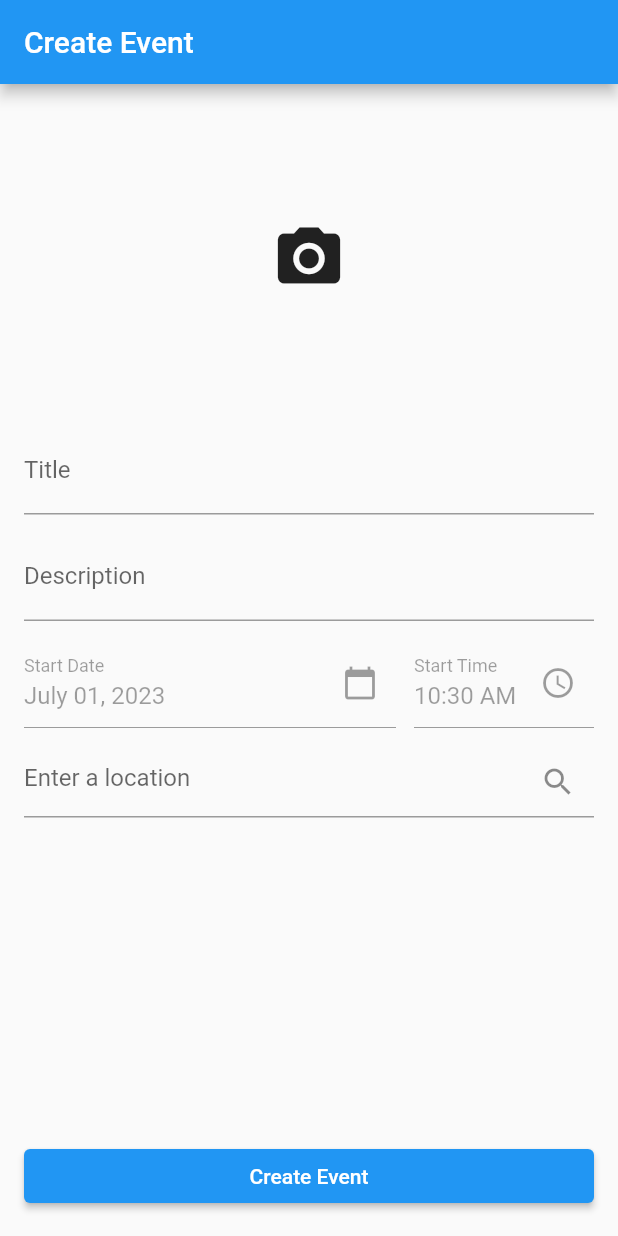
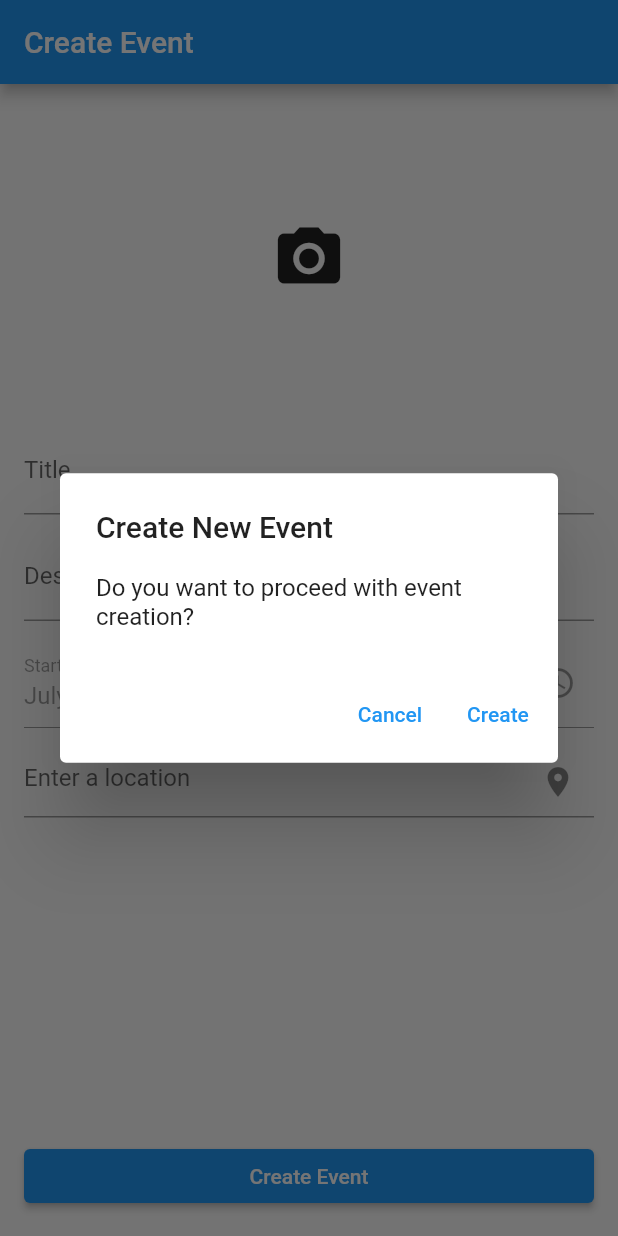
Before and after one commit to alexandrutm/EventManager, a Flutter app: the CreateEventPage screen opened directly with empty values, on a phone screen of 412 x 824 dp. Run offline on Flutter 3.47's test engine with Material 2 defaults, Android fonts, the phone set to English and light mode, and no system bars; our stand-ins replace cloud_firestore, firebase_auth, firebase_core, firebase_storage, flutter_settings_screens, flutter_svg and 5 more; accounts and stored records are empty; project files that could hold a hidden picture were left out.

Commit message:
Show alert dlgs and direct search when search is pressed

```diff
--- a/eventmanager/lib/pages/create_event_page.dart
+++ b/eventmanager/lib/pages/create_event_page.dart
@@ -35,6 +35,40 @@ class _CreateEventPageState extends State<CreateEventPage> {
   );
   Uint8List? _imageFile;
   bool isLoading = false;
+
+  @override
+  void initState() {
+    super.initState();
+    WidgetsBinding.instance.addPostFrameCallback((_) {
+      showDialog(
+        context: context,
+        builder: (BuildContext context) {
+          return AlertDialog(
+            title: const Text('Create New Event'),
+            content: const Text('Do you want to proceed with event creation?'),
+            actions: <Widget>[
+              TextButton(
+                child: const Text('Cancel'),
+                onPressed: () {
+                  Navigator.of(context).pop();
+
+                  // Navigate back to the previous page or home page
+                  //
+                  //here
+                },
+              ),
+              TextButton(
+                child: const Text('Create'),
+                onPressed: () {
+                  Navigator.of(context).pop();
+                },
+              ),
+            ],
+          );
+        },
+      );
+    });
+  }
 
   @override
   void dispose() {
@@ -199,10 +233,6 @@ class _CreateEventPageState extends State<CreateEventPage> {
         err.toString(),
       );
     }
-
-    // Implement your logic here to create the event
-    // Example: eventService.createEvent(title, description, eventStartTime, eventEndTime, _imageFile);
-
     showDialog(
       context: context,
       builder: (context) => AlertDialog(
@@ -309,7 +339,7 @@ class _CreateEventPageState extends State<CreateEventPage> {
                     controller: _locationController,
                     decoration: const InputDecoration(
                       hintText: 'Enter a location',
-                      suffixIcon: Icon(Icons.search),
+                      suffixIcon: Icon(Icons.place),
                     ),
                   ),
                 ],
--- a/eventmanager/lib/pages/search_page.dart
+++ b/eventmanager/lib/pages/search_page.dart
@@ -15,9 +15,9 @@ class _SearchScreenState extends State<SearchScreen> {
 
   @override
   Widget build(BuildContext context) {
-    // WidgetsBinding.instance.addPostFrameCallback((_) {
-    //   showSearch(context: context, delegate: UserSearchDelegate());
-    // });
+    WidgetsBinding.instance.addPostFrameCallback((_) {
+      showSearch(context: context, delegate: UserSearchDelegate());
+    });
     return Scaffold(
       appBar: AppBar(
         title: const Text('Search...'),
```
